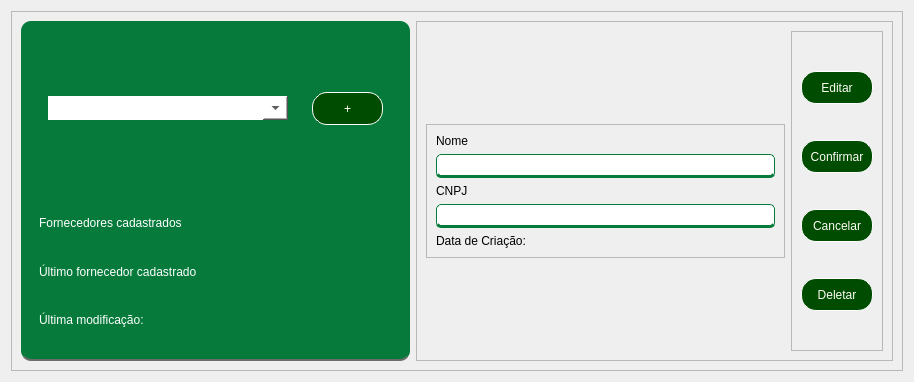
Above: PATP/bckp/asset_ctrl/templates/interfaces/forn_config.ui from eduardogm22/controle_patrimonio before the change. Below: the same form after it.
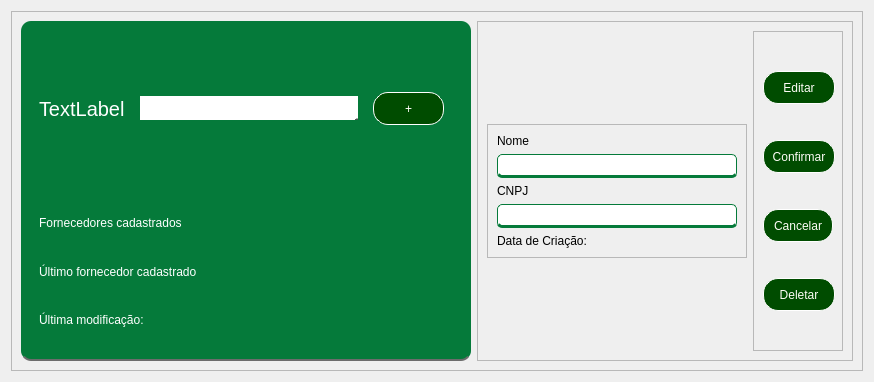
That is the form after the change.

The edit to the form file:
```diff
--- a/PATP/bckp/asset_ctrl/templates/interfaces/forn_config.ui
+++ b/PATP/bckp/asset_ctrl/templates/interfaces/forn_config.ui
@@ -6,7 +6,7 @@
    <rect>
     <x>0</x>
     <y>0</y>
-    <width>914</width>
+    <width>864</width>
     <height>378</height>
    </rect>
   </property>
@@ -73,6 +73,21 @@
             <enum>QFrame::Raised</enum>
            </property>
            <layout class="QHBoxLayout" name="horizontalLayout">
+            <item>
+             <widget class="QLabel" name="lbl_text">
+              <property name="font">
+               <font>
+                <pointsize>15</pointsize>
+               </font>
+              </property>
+              <property name="styleSheet">
+               <string notr="true">color:white;</string>
+              </property>
+              <property name="text">
+               <string>TextLabel</string>
+              </property>
+             </widget>
+            </item>
             <item alignment="Qt::AlignVCenter">
              <widget class="QFrame" name="frame_10">
               <property name="styleSheet">
@@ -274,13 +289,13 @@
              <widget class="QLineEdit" name="name_line">
               <property name="minimumSize">
                <size>
-                <width>0</width>
+                <width>240</width>
                 <height>24</height>
                </size>
               </property>
               <property name="maximumSize">
                <size>
-                <width>16777215</width>
+                <width>240</width>
                 <height>24</height>
                </size>
               </property>
@@ -320,13 +335,13 @@
              <widget class="QLineEdit" name="cnpj_line">
               <property name="minimumSize">
                <size>
-                <width>0</width>
+                <width>240</width>
                 <height>24</height>
                </size>
               </property>
               <property name="maximumSize">
                <size>
-                <width>16777215</width>
+                <width>240</width>
                 <height>24</height>
                </size>
               </property>
```
Left out of the diff: 4 changed lines with no effect on the pictures.
